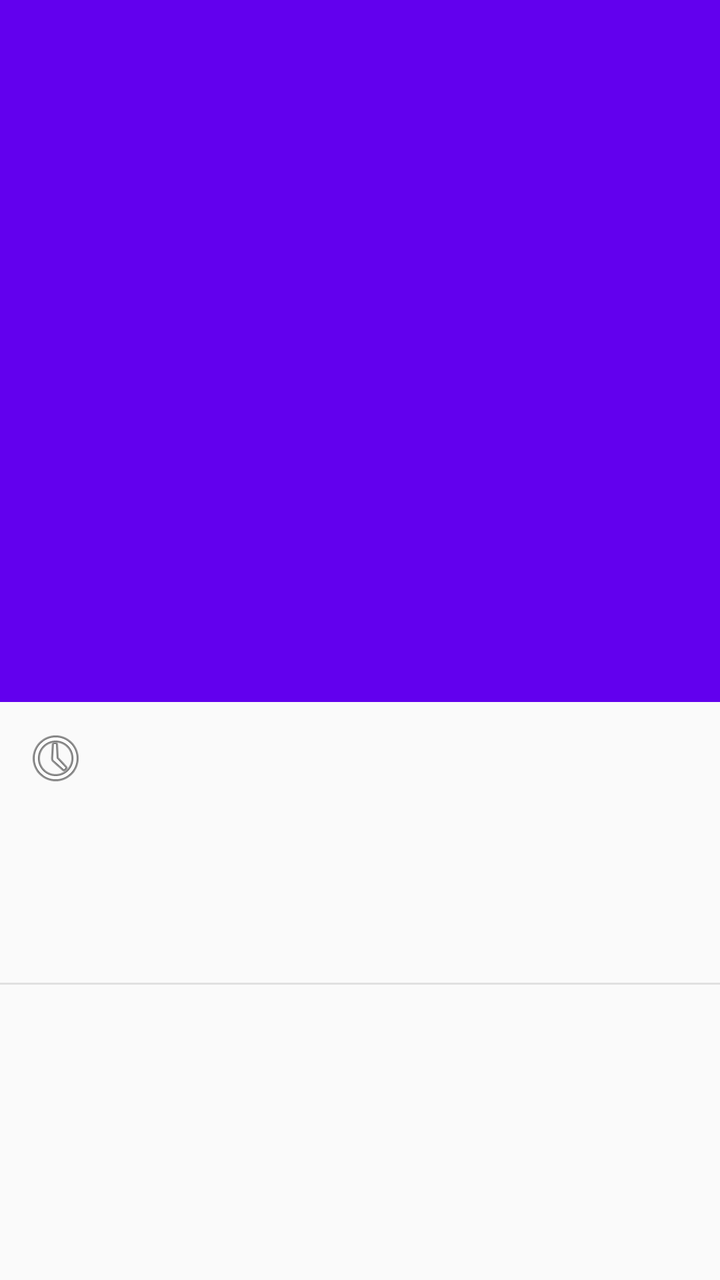
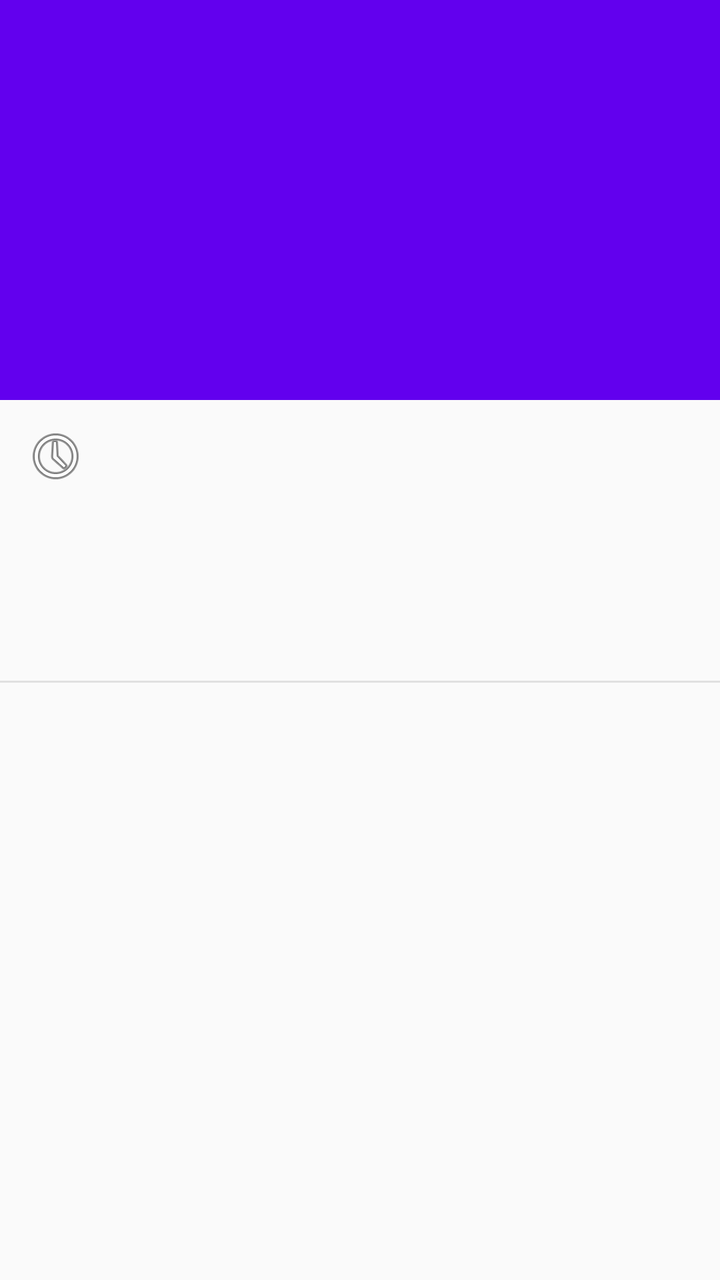

Screens rendered from an Android XML layout before and after an edit, with the pre-edit source and the edit as a unified diff.
<!-- AndroidManifest.xml: application theme Theme.Notes1 -->
<!-- res/layout/activity_note_detail.xml -->
<?xml version="1.0" encoding="utf-8"?>
<LinearLayout
    xmlns:android="http://schemas.android.com/apk/res/android"
    xmlns:app="http://schemas.android.com/apk/res-auto"
    android:layout_width="match_parent"
    android:layout_height="match_parent"
    android:orientation="vertical"
    android:background="#FAFAFA">

    <com.google.android.material.appbar.AppBarLayout
        android:layout_width="match_parent"
        android:layout_height="wrap_content">

        <ScrollView
            android:layout_width="match_parent"
            android:layout_height="match_parent">

            <LinearLayout
                android:layout_width="match_parent"
                android:layout_height="wrap_content"
                android:orientation="vertical"
                android:padding="16dp">

                

                

                

                

            </LinearLayout>
        </ScrollView>

    </com.google.android.material.appbar.AppBarLayout>

    <androidx.appcompat.widget.Toolbar
        android:id="@+id/toolbar"
        android:layout_width="match_parent"
        android:layout_height="319dp"
        android:background="@color/colorPrimary"
        app:titleTextColor="@android:color/white" />

    <LinearLayout
        android:layout_width="match_parent"
        android:layout_height="wrap_content"
        android:orientation="vertical"
        android:padding="12dp">

        <TextView
            android:id="@+id/tvDetailDate"
            android:layout_width="match_parent"
            android:layout_height="wrap_content"
            android:drawableStart="@android:drawable/ic_menu_recent_history"
            android:drawablePadding="6dp"
            android:textColor="#1565C0"
            android:textSize="13sp" />

        <LinearLayout
            android:layout_width="match_parent"
            android:layout_height="wrap_content"
            android:layout_marginTop="6dp"
            android:orientation="horizontal">

            <TextView
                android:id="@+id/tvDetailWordCount"
                android:layout_width="0dp"
                android:layout_height="wrap_content"
                android:layout_weight="1"
                android:textColor="#1565C0"
                android:textSize="12sp" />

            <TextView
                android:id="@+id/tvDetailCharCount"
                android:layout_width="0dp"
                android:layout_height="wrap_content"
                android:layout_weight="1"
                android:textColor="#1565C0"
                android:textSize="12sp" />

        </LinearLayout>
    </LinearLayout>

    <TextView
        android:id="@+id/tvDetailTitle"
        android:layout_width="match_parent"
        android:layout_height="wrap_content"
        android:layout_marginBottom="8dp"
        android:textColor="#212121"
        android:textSize="24sp"
        android:textStyle="bold" />

    <TextView
        android:id="@+id/tvDetailContent"
        android:layout_width="match_parent"
        android:layout_height="wrap_content"
        android:lineSpacingMultiplier="1.6"
        android:selectable="true"
        android:textColor="#424242"
        android:textSize="16sp" />

    <View
        android:layout_width="match_parent"
        android:layout_height="1dp"
        android:layout_marginBottom="16dp"
        android:background="#E0E0E0" />

    <androidx.cardview.widget.CardView
        android:layout_width="match_parent"
        android:layout_height="wrap_content"
        android:layout_marginBottom="16dp"
        app:cardBackgroundColor="#E3F2FD"
        app:cardCornerRadius="8dp"
        app:cardElevation="2dp">

    </androidx.cardview.widget.CardView>

</LinearLayout>
<!-- resources referenced by this layout -->
<resources>
  <color name="colorPrimary">#6200EE</color>
  <style name="Theme.Notes1" parent="Theme.MaterialComponents.DayNight.NoActionBar">
          <item name="colorPrimary">@color/colorPrimary</item>
          <item name="colorPrimaryDark">@color/colorPrimaryDark</item>
          <item name="colorAccent">@color/colorAccent</item>
      </style>
  <color name="colorPrimaryDark">#3700B3</color>
  <color name="colorAccent">#03DAC5</color>
</resources>

<!-- the commit's change to res/layout/activity_note_detail.xml (unified diff, before → after) -->
@@ -37,7 +37,7 @@
     <androidx.appcompat.widget.Toolbar
         android:id="@+id/toolbar"
         android:layout_width="match_parent"
-        android:layout_height="319dp"
+        android:layout_height="168dp"
         android:background="@color/colorPrimary"
         app:titleTextColor="@android:color/white" />
 
